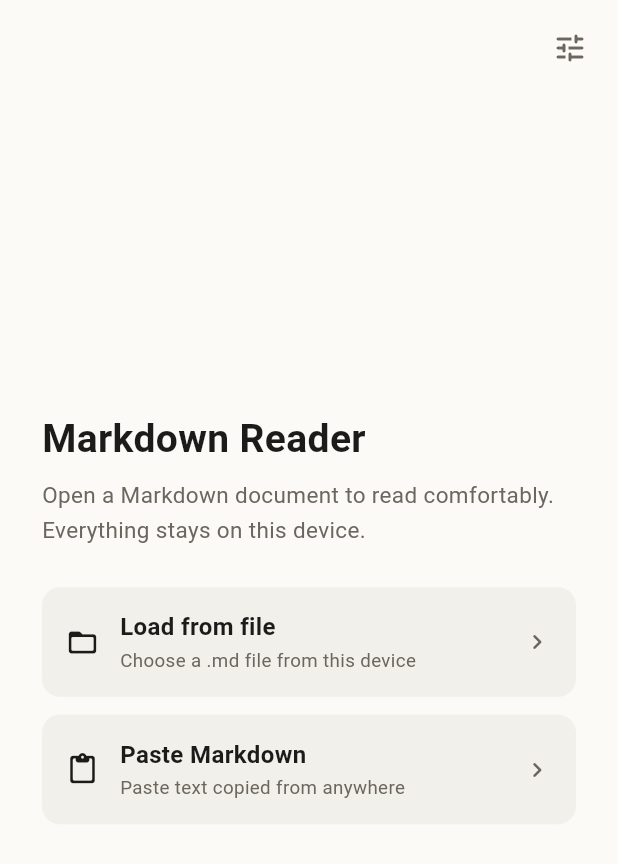
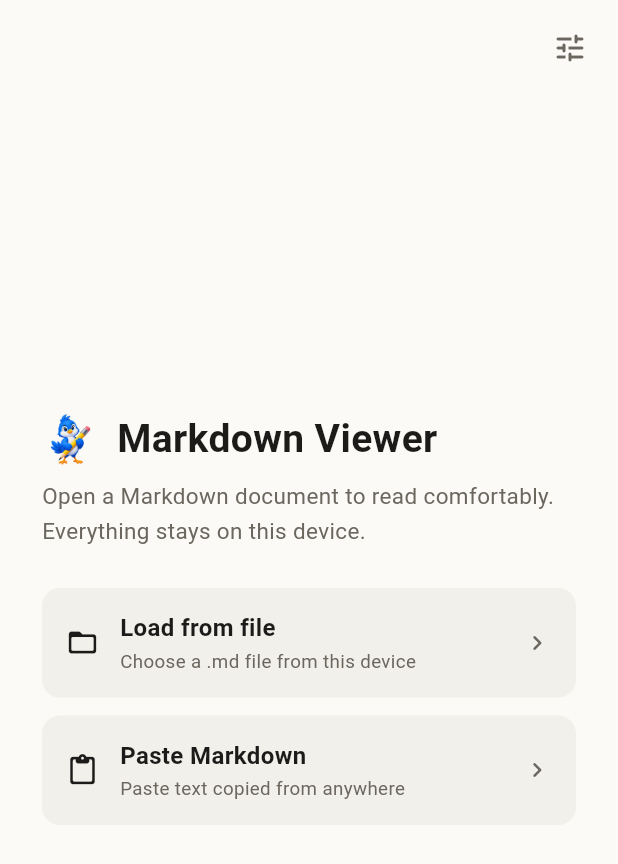
Before and after one commit to carloswork/MarkdownViewer, a Flutter app: the screen it shows after launch, on a phone screen of 412 x 824 dp. Shown: the top 864 px of the screen. Run offline on Flutter 3.47's test engine with Material 3 defaults, Android fonts, the phone set to English and light mode, and no system bars; our stand-ins replace hive_ce_flutter, scrollable_positioned_list; missing offline and left inert: file_selector, markdown_widget; accounts and stored records are empty.

Commit message:
Update icons

```diff
--- a/lib/home_screen.dart
+++ b/lib/home_screen.dart
@@ -61,13 +61,36 @@ class HomeScreen extends StatelessWidget {
                       mainAxisSize: MainAxisSize.min,
                       crossAxisAlignment: CrossAxisAlignment.stretch,
                       children: [
-                        Text(
-                          'Markdown Reader',
-                          style: TextStyle(
-                            fontSize: 26,
-                            fontWeight: FontWeight.w700,
-                            color: palette.text,
-                          ),
+                        Row(
+                          children: [
+                            // The mascot, on a transparent background so it
+                            // sits directly on the page rather than inside a
+                            // tile. The app/PWA icons keep their opaque plate;
+                            // that is right for a launcher, wrong here.
+                            // Framed to the same 88% of its square canvas as
+                            // those icons, so this renders at exactly the size
+                            // and position already approved. Decorative: the
+                            // title beside it already carries the name, so it
+                            // stays out of the semantics tree.
+                            Image.asset(
+                              'branding/pencil-bird.png',
+                              width: 38,
+                              height: 38,
+                              filterQuality: FilterQuality.medium,
+                              excludeFromSemantics: true,
+                            ),
+                            const SizedBox(width: 12),
+                            Flexible(
+                              child: Text(
+                                'Markdown Viewer',
+                                style: TextStyle(
+                                  fontSize: 26,
+                                  fontWeight: FontWeight.w700,
+                                  color: palette.text,
+                                ),
+                              ),
+                            ),
+                          ],
                         ),
                         const SizedBox(height: 8),
                         Text(
--- a/lib/main.dart
+++ b/lib/main.dart
@@ -186,7 +186,7 @@ class _MarkdownViewerAppState extends State<MarkdownViewerApp> {
   @override
   Widget build(BuildContext context) {
     return MaterialApp(
-      title: 'Markdown Reader',
+      title: 'Markdown Viewer',
       debugShowCheckedModeBanner: false,
       themeMode: switch (_settings.appearance) {
         AppearanceMode.system => ThemeMode.system,
```
Also changed, not shown: pubspec.yaml (+9 -0 lines), branding/pencil-bird.png (added), 7 other files.
